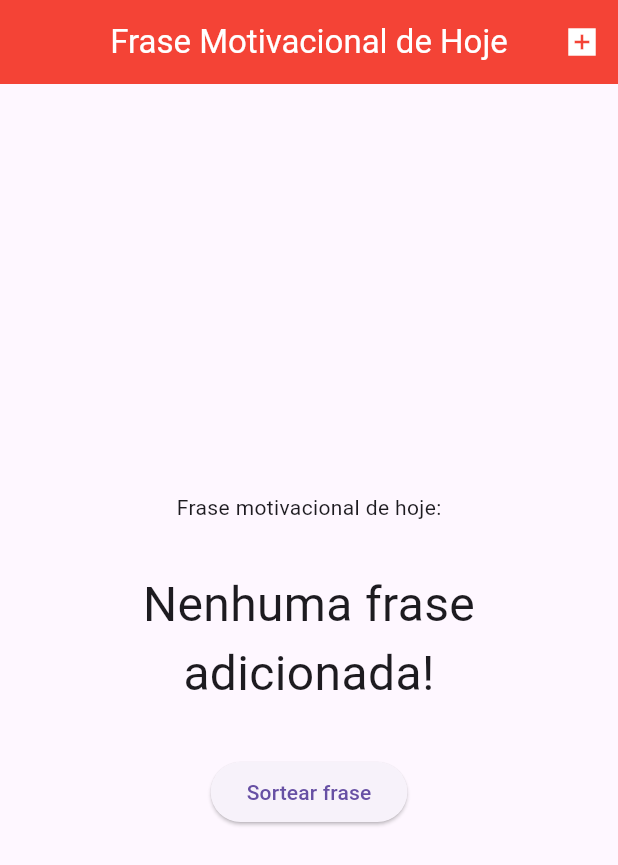
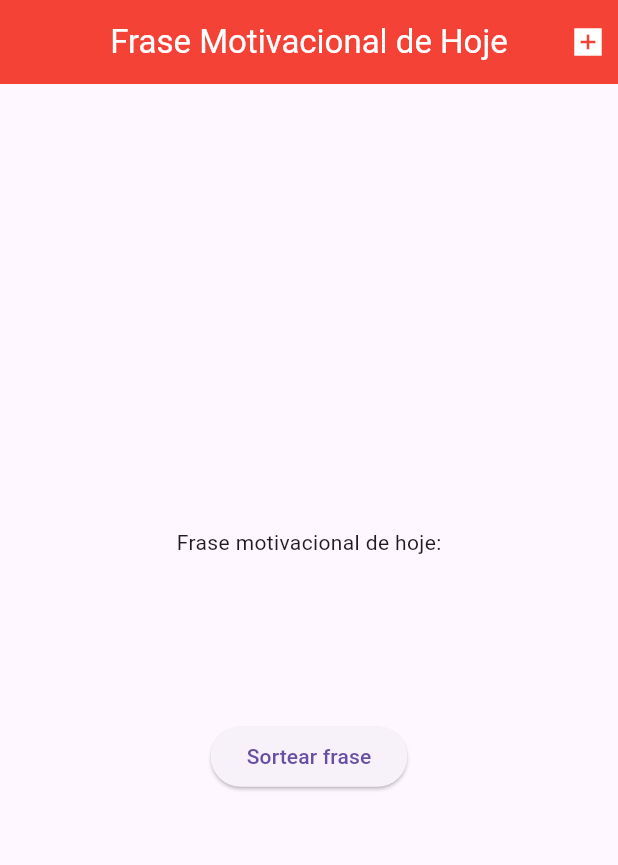
Before and after one commit to KaueRian/ADS, a Flutter app: the screen it shows after launch, after a tap on "Sortear frase", on a phone screen of 412 x 824 dp. Shown: the top 865 px of the screen. Run offline on Flutter 3.47's test engine with Material 3 defaults, Android fonts, the phone set to English and light mode, and no system bars; our stand-ins replace adaptive_dialog.

Commit message:
Atividade de programação III do dia 15-11

```diff
--- a/MOBILE I/aula 11-11-2024/simple_example_motivacional_tips/lib/home.dart
+++ b/MOBILE I/aula 11-11-2024/simple_example_motivacional_tips/lib/home.dart
@@ -10,14 +10,13 @@ class Home extends StatefulWidget {
 }
 
 class _HomeState extends State<Home> {
-  final List<String> frases = []; // Usar final para listas imutáveis
+  final List<String> frases = [];
   String frase = '';
 
-  // Função para adicionar uma frase com input do usuário
   Future<void> adicionarFrase(BuildContext context) async {
     final resultado = await showTextInputDialog(
       context: context,
-      message: 'Digite aqui a sua frase motivadora para adicionar à lista:',
+      message: 'Digite aqui a sua frase motivadora para adicinar à lista:',
       textFields: [
         const DialogTextField(
           hintText: 'Digite aqui a sua frase:',
@@ -32,20 +31,10 @@ class _HomeState extends State<Home> {
     }
   }
 
-  // Função para sortear índice de uma frase
-  int sorteioIndex() => Random().nextInt(frases.length);
-
-  // Função para sortear uma nova frase
-  void sortearFrase() {
-    if (frases.isNotEmpty) {
-      setState(() {
-        frase = frases[sorteioIndex()];
-      });
-    } else {
-      setState(() {
-        frase = 'Nenhuma frase adicionada!';
-      });
-    }
+  int sorteioIndex() {
+    Random random = Random();
+    int resultado = random.nextInt(frases.length);
+    return resultado;
   }
 
   @override
@@ -53,10 +42,15 @@ class _HomeState extends State<Home> {
     return Scaffold(
       appBar: AppBar(
         actions: [
-          IconButton(
-            icon: const Icon(Icons.add_box_sharp),
-            onPressed: () => adicionarFrase(context),
-          ),
+          GestureDetector(
+            onTap: () {
+              adicionarFrase(context);
+            },
+            child: const Padding(
+              padding: EdgeInsets.all(8),
+              child: Icon(Icons.add_box_sharp),
+            ),
+          )
         ],
         centerTitle: true,
         title: const Text('Frase Motivacional de Hoje'),
@@ -68,19 +62,29 @@ class _HomeState extends State<Home> {
         child: Center(
           child: Column(
             mainAxisAlignment: MainAxisAlignment.center,
+            verticalDirection: VerticalDirection.down,
             children: [
               const Text("Frase motivacional de hoje:"),
-              const SizedBox(height: 32),
+              const SizedBox(
+                height: 32,
+              ),
               Text(
                 frase,
-                style: const TextStyle(fontSize: 32),
-                textAlign: TextAlign.center,
+                style: const TextStyle(
+                  fontSize: 32,
+                ),
               ),
-              const SizedBox(height: 32),
+              const SizedBox(
+                height: 32,
+              ),
               ElevatedButton(
-                onPressed: sortearFrase,
-                child: const Text('Sortear frase'),
-              ),
+                  onPressed: () {
+                    setState(() {
+                      var sorteio = sorteioIndex();
+                      frase = frases[sorteio];
+                    });
+                  },
+                  child: const Text('Sortear frase'))
             ],
           ),
         ),
```
